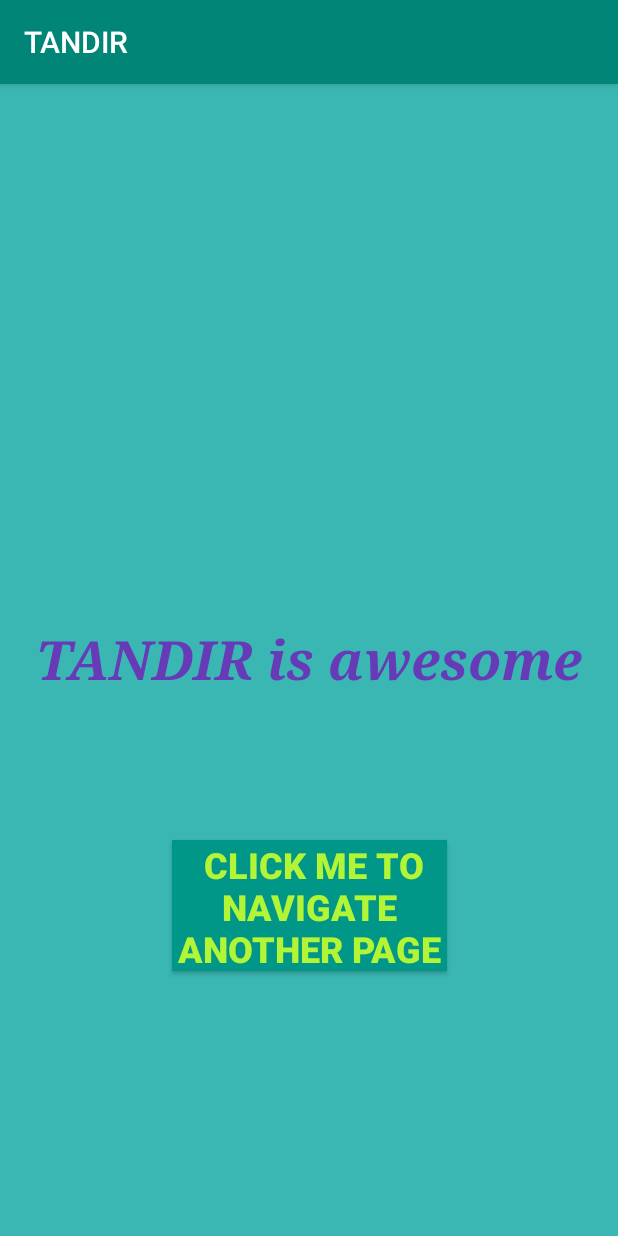
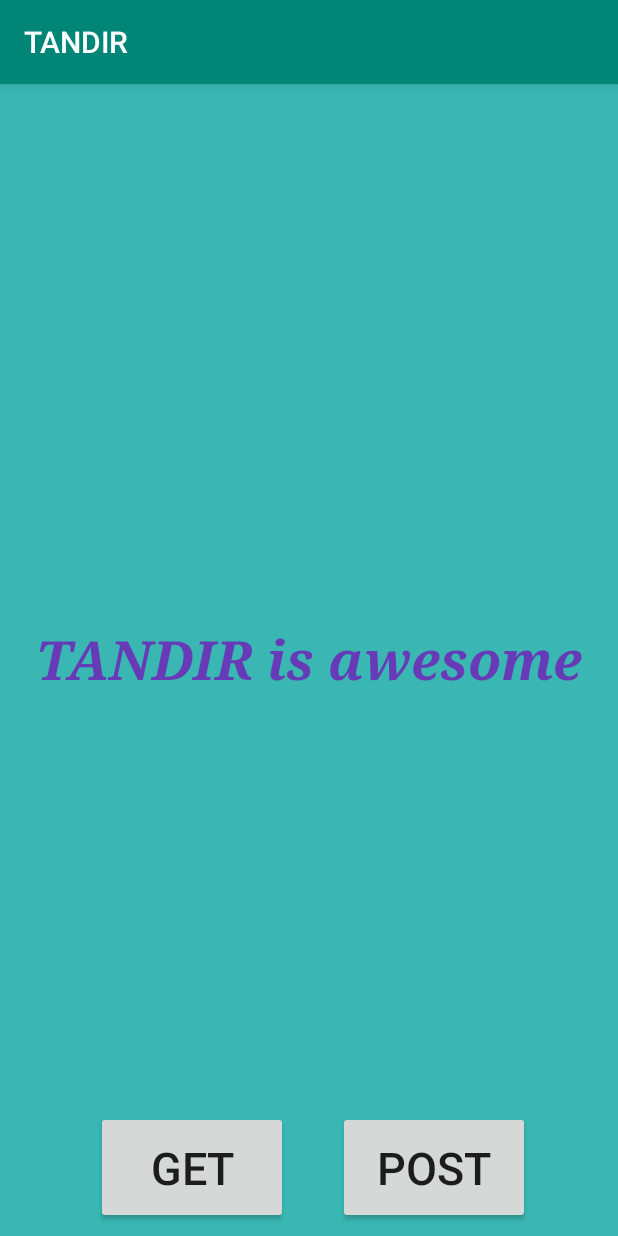
Before and after one commit to squaddro/TANDIR, an Android app: the screen it shows after launch (MainActivity), on a phone screen of 412 x 824 dp. Run offline under Robolectric (Android 15) with nearby library versions, the phone set to English and light mode, and no system bars.

Commit message:
Template for restful app with simple get request

```diff
--- a/app/build.gradle
+++ b/app/build.gradle
@@ -23,6 +23,8 @@ dependencies {
     implementation 'com.android.support:appcompat-v7:28.0.0'
     implementation 'com.android.support.constraint:constraint-layout:1.1.3'
     testImplementation 'junit:junit:4.12'
+    compile 'com.squareup.retrofit2:retrofit:2.4.0'
+    compile 'com.squareup.retrofit2:converter-gson:2.4.0'
     androidTestImplementation 'com.android.support.test:runner:1.0.2'
     androidTestImplementation 'com.android.support.test.espresso:espresso-core:3.0.2'
 }
--- a/app/src/main/AndroidManifest.xml
+++ b/app/src/main/AndroidManifest.xml
@@ -1,15 +1,17 @@
 <?xml version="1.0" encoding="utf-8"?>
 <manifest xmlns:android="http://schemas.android.com/apk/res/android"
     package="com.squadro.tandir">
-
+    <uses-permission android:name="android.permission.INTERNET" />
     <application
+        android:usesCleartextTraffic="true"
         android:allowBackup="true"
         android:icon="@mipmap/ic_launcher"
         android:label="@string/app_name"
         android:roundIcon="@mipmap/ic_launcher_round"
         android:supportsRtl="true"
         android:theme="@style/AppTheme">
-        <activity android:name="com.squadro.tandir.SecondActivity"></activity>
+        <activity android:name="com.squadro.tandir.GETActivity"></activity>
+        <activity android:name="com.squadro.tandir.POSTActivity"></activity>
         <activity android:name="com.squadro.tandir.MainActivity">
             <intent-filter>
                 <action android:name="android.intent.action.MAIN" />
--- a/app/src/main/java/com/squadro/tandir/SecondActivity.java
+++ b/app/src/main/java/com/squadro/tandir/POSTActivity.java
@@ -1,13 +1,13 @@
 package com.squadro.tandir;
 
+import android.os.Bundle;
 import android.support.v7.app.AppCompatActivity;
-import android.os.Bundle;
 
-public class SecondActivity extends AppCompatActivity {
+public class POSTActivity extends AppCompatActivity {
 
     @Override
     protected void onCreate(Bundle savedInstanceState) {
         super.onCreate(savedInstanceState);
-        setContentView(R.layout.activity_second);
+        setContentView(R.layout.activity_post);
     }
 }
--- a/app/src/main/res/layout/activity_main.xml
+++ b/app/src/main/res/layout/activity_main.xml
@@ -7,8 +7,9 @@
     android:background="#3AB7B3"
     tools:context=".MainActivity">
 
+
     <TextView
-        android:id="@+id/textView"
+        android:id="@+id/textViewMain"
         android:layout_width="wrap_content"
         android:layout_height="wrap_content"
         android:text="TANDIR is awesome"
@@ -25,25 +26,41 @@
         app:layout_constraintVertical_bias="0.499" />
 
     <Button
-        android:id="@+id/button"
-        android:layout_width="183dp"
-        android:layout_height="87dp"
+        android:id="@+id/button_get"
+        android:layout_width="128dp"
+        android:layout_height="75dp"
         android:layout_marginStart="8dp"
         android:layout_marginLeft="8dp"
-        android:layout_marginTop="97dp"
+        android:layout_marginTop="8dp"
         android:layout_marginEnd="8dp"
         android:layout_marginRight="8dp"
         android:layout_marginBottom="8dp"
-        android:background="#009688"
         android:onClick="onClick"
-        android:text=" Click me to navigate another page"
-        android:textColor="#B2F436"
-        android:textSize="24sp"
-        android:textStyle="bold"
+        android:text="GET"
+        android:textSize="30sp"
+        app:layout_constraintBottom_toBottomOf="parent"
+        app:layout_constraintEnd_toStartOf="@+id/button_post"
+        app:layout_constraintHorizontal_bias="0.691"
+        app:layout_constraintStart_toStartOf="parent"
+        app:layout_constraintTop_toBottomOf="@+id/textView" />
+
+    <Button
+        android:id="@+id/button_post"
+        android:layout_width="128dp"
+        android:layout_height="75dp"
+        android:layout_marginStart="8dp"
+        android:layout_marginLeft="8dp"
+        android:layout_marginTop="8dp"
+        android:layout_marginEnd="8dp"
+        android:layout_marginRight="8dp"
+        android:layout_marginBottom="8dp"
+        android:onClick="onClick"
+        android:text="POST"
+        android:textSize="30sp"
         app:layout_constraintBottom_toBottomOf="parent"
         app:layout_constraintEnd_toEndOf="parent"
+        app:layout_constraintHorizontal_bias="0.812"
         app:layout_constraintStart_toStartOf="parent"
-        app:layout_constraintTop_toTopOf="@+id/textView"
-        app:layout_constraintVertical_bias="0.222" />
+        app:layout_constraintTop_toBottomOf="@+id/textView" />
 
 </android.support.constraint.ConstraintLayout>
--- a/app/src/main/res/layout/activity_second.xml
+++ b/app/src/main/res/layout/activity_post.xml
@@ -4,10 +4,10 @@
     xmlns:tools="http://schemas.android.com/tools"
     android:layout_width="match_parent"
     android:layout_height="match_parent"
-    tools:context=".SecondActivity">
+    tools:context=".POSTActivity">
 
     <TextView
-        android:id="@+id/textView2"
+        android:id="@+id/textViewPost"
         android:layout_width="152dp"
         android:layout_height="185dp"
         android:layout_marginStart="8dp"
@@ -16,7 +16,7 @@
         android:layout_marginEnd="8dp"
         android:layout_marginRight="8dp"
         android:layout_marginBottom="8dp"
-        android:text="Welcome to second page"
+        android:text="Welcome to POST page"
         android:textSize="30sp"
         android:textStyle="bold"
         app:layout_constraintBottom_toBottomOf="parent"
```
Also changed, not shown: app/src/main/java/com/squadro/tandir/GETActivity.java (added, +70 -0 lines), app/src/main/java/com/squadro/tandir/Joke.java (added, +20 -0 lines), app/src/main/java/com/squadro/tandir/MainActivity.java (+9 -2 lines), app/src/main/java/com/squadro/tandir/RestAPI.java (added, +16 -0 lines), app/src/main/java/com/squadro/tandir/UserData.java (added, +25 -0 lines), app/src/main/res/layout/activity_get.xml (added, +26 -0 lines).
